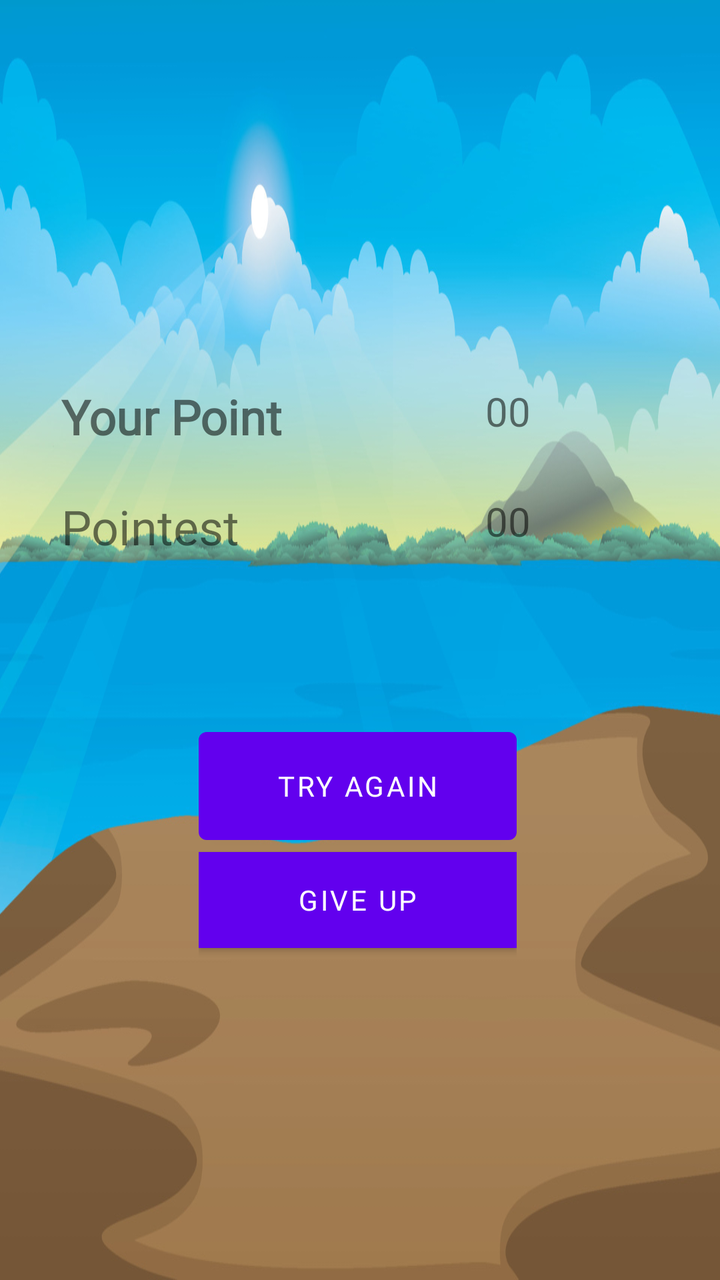
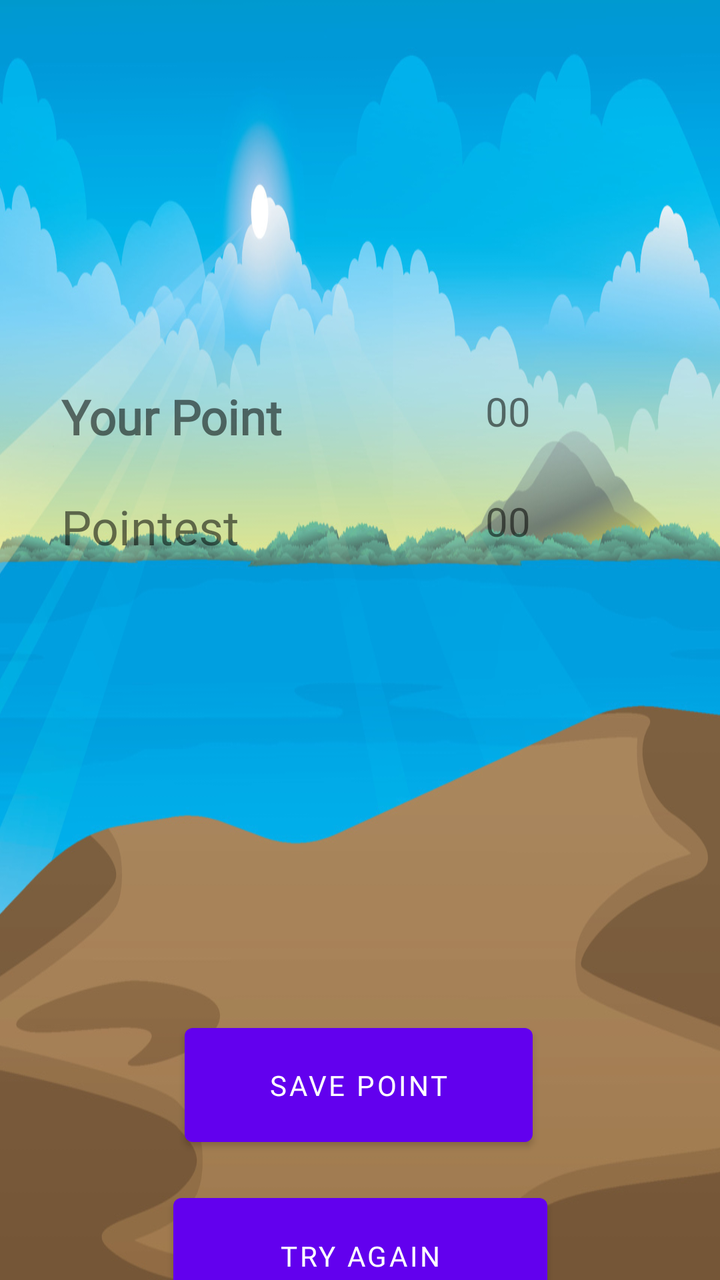

The first picture is an Android layout as it rendered before a commit; the second is the same layout after the commit. The layout source and the unified diff follow.
<!-- AndroidManifest.xml: application theme Theme.Save_My_Friend -->
<!-- res/layout/game_over.xml -->
<?xml version="1.0" encoding="utf-8"?>
<androidx.constraintlayout.widget.ConstraintLayout xmlns:android="http://schemas.android.com/apk/res/android"
    xmlns:app="http://schemas.android.com/apk/res-auto"
    xmlns:tools="http://schemas.android.com/tools"
    android:layout_width="match_parent"
    android:layout_height="match_parent"
    android:background="@drawable/game_over"
    android:orientation="horizontal">



    <LinearLayout
        android:id="@+id/linearLayout"
        android:layout_width="298dp"
        android:layout_height="129dp"
        android:layout_marginTop="192dp"
        android:orientation="vertical"
        app:layout_constraintEnd_toEndOf="parent"
        app:layout_constraintHorizontal_bias="0.495"
        app:layout_constraintStart_toStartOf="parent"
        app:layout_constraintTop_toTopOf="parent">

        <TableRow
            android:layout_width="match_parent"
            android:layout_height="55dp">

            <TextView
                android:id="@+id/textView"
                android:layout_width="149dp"
                android:layout_height="match_parent"
                android:fontFamily="@font/matemasie_regular"
                android:text="Your Point"
                android:textSize="24sp"
                android:textStyle="bold" />

            <TextView
                android:id="@+id/your_point_view"
                android:layout_width="match_parent"
                android:layout_height="match_parent"
                android:fontFamily="@font/matemasie_regular"
                android:text="00"
                android:textAlignment="center"
                android:textSize="20sp" />
        </TableRow>

        <TableRow
            android:layout_width="match_parent"
            android:layout_height="50dp">

            <TextView
                android:id="@+id/textView3"
                android:layout_width="149dp"
                android:layout_height="match_parent"
                android:fontFamily="@font/matemasie_regular"
                android:text="Pointest"
                android:textSize="24sp" />

            <TextView
                android:id="@+id/highest_view"
                android:layout_width="match_parent"
                android:layout_height="match_parent"
                android:fontFamily="@font/matemasie_regular"
                android:text="00"
                android:textAlignment="center"
                android:textSize="20sp" />
        </TableRow>
    </LinearLayout>

    <LinearLayout
        android:id="@+id/linearLayout2"
        android:layout_width="159dp"
        android:layout_height="168dp"
        android:layout_marginBottom="112dp"
        android:orientation="vertical"
        app:layout_constraintBottom_toBottomOf="parent"
        app:layout_constraintEnd_toEndOf="parent"
        app:layout_constraintHorizontal_bias="0.495"
        app:layout_constraintStart_toStartOf="parent">

        <Button
            android:id="@+id/try_again_button"
            android:layout_width="match_parent"
            android:layout_height="66dp"
            android:fontFamily="@font/matemasie_regular"
            android:text="Try again" />

        <Button
            android:id="@+id/exit_button"
            android:layout_width="match_parent"
            android:layout_height="wrap_content"
            android:background="@color/orange"
            android:fontFamily="@font/matemasie_regular"
            android:text="give up" />
    </LinearLayout>
    <ImageView
        android:id="@+id/light_winner"
        android:layout_width="412dp"
        android:layout_height="438dp"
        android:visibility="gone"
        app:layout_constraintBottom_toBottomOf="parent"
        app:layout_constraintEnd_toEndOf="parent"
        app:layout_constraintStart_toStartOf="parent"
        app:layout_constraintTop_toTopOf="parent"
        app:srcCompat="@drawable/light_winner"
        />
    <ImageView
        android:id="@+id/No1NewHighest"
        android:layout_width="200dp"
        android:layout_height="215dp"
        android:visibility="gone"
        app:layout_constraintBottom_toBottomOf="parent"
        app:layout_constraintEnd_toEndOf="parent"
        app:layout_constraintStart_toStartOf="parent"
        app:layout_constraintTop_toTopOf="parent"
        app:srcCompat="@drawable/no1" />

</androidx.constraintlayout.widget.ConstraintLayout>
<!-- resources referenced by this layout -->
<resources>
  <color name="orange">#FFA500</color>
  <!-- drawable game_over: jpg bitmap (drawable, 140743 bytes) -->
  <!-- drawable light_winner: png bitmap (drawable, 528794 bytes) -->
  <!-- drawable no1: png bitmap (drawable, 51197 bytes) -->
  <style name="Theme.Save_My_Friend" parent="Theme.MaterialComponents.DayNight.DarkActionBar">
          
          <item name="colorPrimary">@color/purple_500</item>
          <item name="colorPrimaryVariant">@color/purple_700</item>
          <item name="colorOnPrimary">@color/white</item>
          
          <item name="colorSecondary">@color/teal_200</item>
          <item name="colorSecondaryVariant">@color/teal_700</item>
          <item name="colorOnSecondary">@color/black</item>
          
          <item name="android:statusBarColor">?attr/colorPrimaryVariant</item>
          
      </style>
  <color name="purple_500">#FF6200EE</color>
  <color name="purple_700">#FF3700B3</color>
  <color name="white">#FFFFFFFF</color>
  <color name="teal_200">#FF03DAC5</color>
  <color name="teal_700">#FF018786</color>
  <color name="black">#FF000000</color>
</resources>

<!-- the commit's change to res/layout/game_over.xml (unified diff, before → after) -->
@@ -66,32 +66,6 @@
         </TableRow>
     </LinearLayout>
 
-    <LinearLayout
-        android:id="@+id/linearLayout2"
-        android:layout_width="159dp"
-        android:layout_height="168dp"
-        android:layout_marginBottom="112dp"
-        android:orientation="vertical"
-        app:layout_constraintBottom_toBottomOf="parent"
-        app:layout_constraintEnd_toEndOf="parent"
-        app:layout_constraintHorizontal_bias="0.495"
-        app:layout_constraintStart_toStartOf="parent">
-
-        <Button
-            android:id="@+id/try_again_button"
-            android:layout_width="match_parent"
-            android:layout_height="66dp"
-            android:fontFamily="@font/matemasie_regular"
-            android:text="Try again" />
-
-        <Button
-            android:id="@+id/exit_button"
-            android:layout_width="match_parent"
-            android:layout_height="wrap_content"
-            android:background="@color/orange"
-            android:fontFamily="@font/matemasie_regular"
-            android:text="give up" />
-    </LinearLayout>
     <ImageView
         android:id="@+id/light_winner"
         android:layout_width="412dp"
@@ -114,4 +88,39 @@
         app:layout_constraintTop_toTopOf="parent"
         app:srcCompat="@drawable/no1" />
 
+    <Button
+        android:id="@+id/exit_button"
+        android:layout_width="141dp"
+        android:layout_height="53dp"
+        android:layout_marginTop="16dp"
+        android:background="@color/orange"
+        android:fontFamily="@font/matemasie_regular"
+        android:text="give up"
+        app:layout_constraintEnd_toEndOf="parent"
+        app:layout_constraintStart_toStartOf="parent"
+        app:layout_constraintTop_toBottomOf="@+id/try_again_button" />
+
+    <Button
+        android:id="@+id/save_point"
+        android:layout_width="174dp"
+        android:layout_height="69dp"
+        android:layout_marginTop="508dp"
+        android:fontFamily="@font/matemasie_regular"
+        android:text="Save point"
+        app:layout_constraintEnd_toEndOf="parent"
+        app:layout_constraintHorizontal_bias="0.497"
+        app:layout_constraintStart_toStartOf="parent"
+        app:layout_constraintTop_toTopOf="parent" />
+
+    <Button
+        android:id="@+id/try_again_button"
+        android:layout_width="187dp"
+        android:layout_height="70dp"
+        android:layout_marginTop="16dp"
+        android:fontFamily="@font/matemasie_regular"
+        android:text="Try again"
+        app:layout_constraintEnd_toEndOf="parent"
+        app:layout_constraintStart_toStartOf="parent"
+        app:layout_constraintTop_toBottomOf="@+id/save_point" />
+
 </androidx.constraintlayout.widget.ConstraintLayout>
